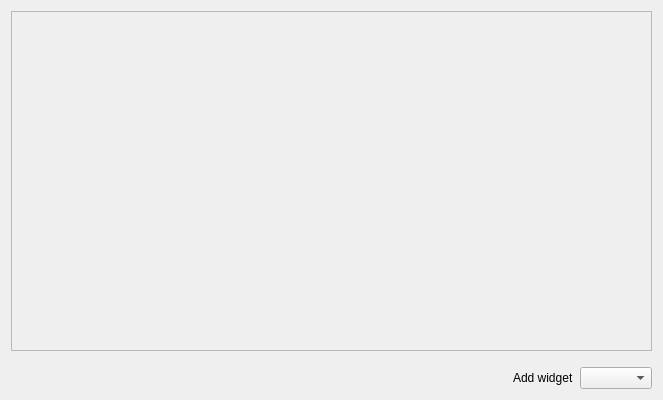
The window that dashboardwidget.ui (Bragaman/DragableDashboard) describes before a commit, drawn with Qt 5.
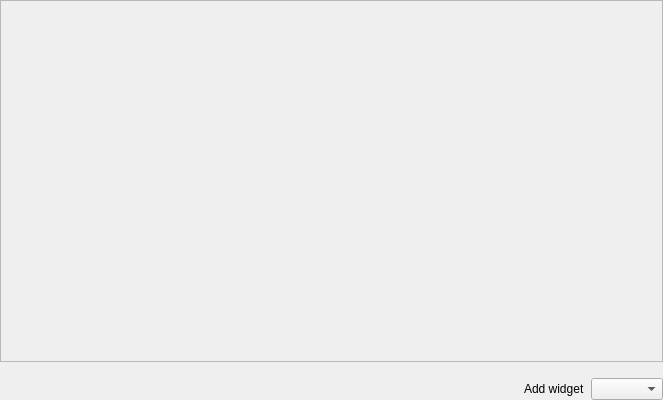
The same window after the commit.

Commit message: remove margin by dragablewidget

```diff
--- a/dashboardwidget.ui
+++ b/dashboardwidget.ui
@@ -17,6 +17,18 @@
    <string>Widget</string>
   </property>
   <layout class="QVBoxLayout" name="verticalLayout_2" stretch="0,0">
+   <property name="leftMargin">
+    <number>0</number>
+   </property>
+   <property name="topMargin">
+    <number>0</number>
+   </property>
+   <property name="rightMargin">
+    <number>0</number>
+   </property>
+   <property name="bottomMargin">
+    <number>0</number>
+   </property>
    <item>
     <widget class="QScrollArea" name="scrollArea">
      <property name="widgetResizable">
@@ -27,8 +39,8 @@
        <rect>
         <x>0</x>
         <y>0</y>
-        <width>637</width>
-        <height>330</height>
+        <width>661</width>
+        <height>354</height>
        </rect>
       </property>
       <layout class="QVBoxLayout" name="verticalLayout">
```
